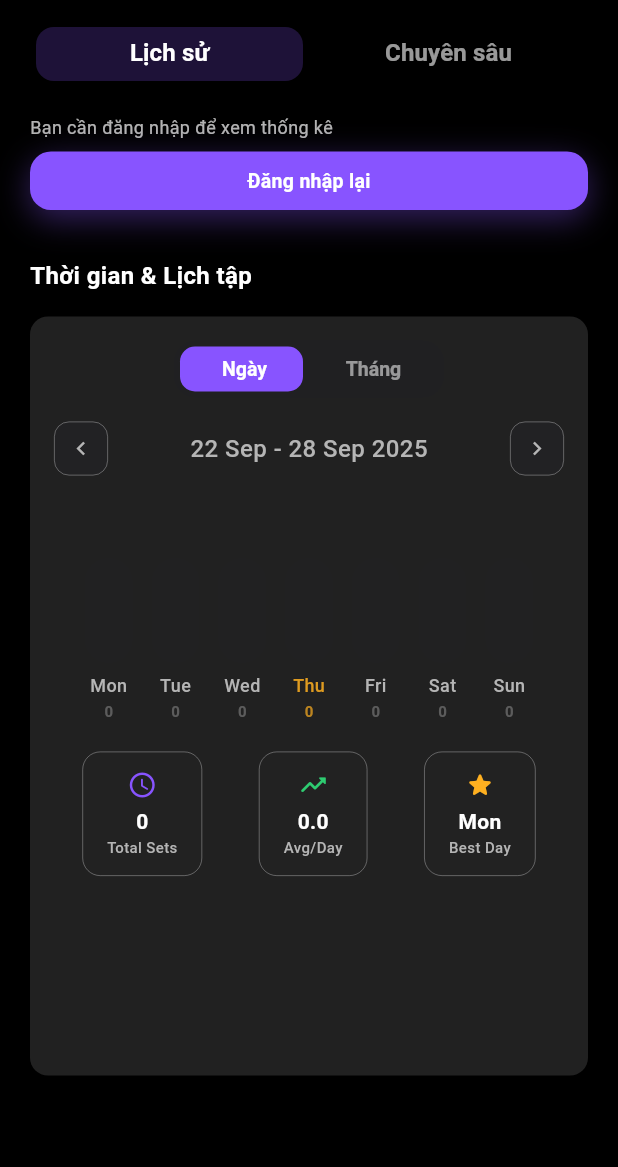
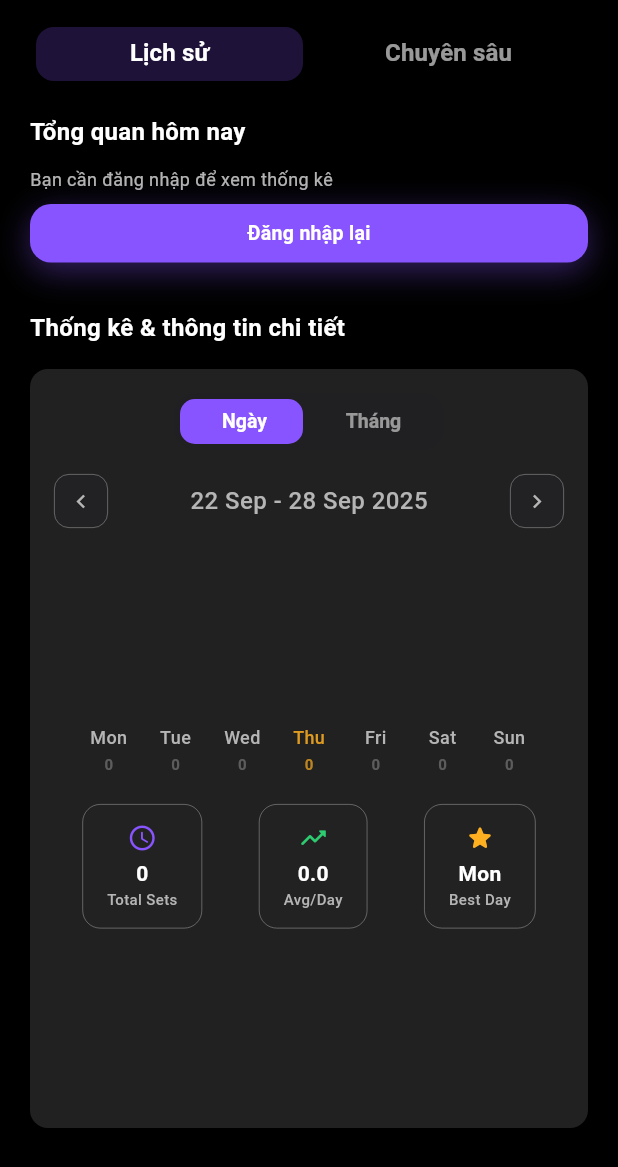
Before and after one commit to annguyen1407/DATN-GymForge, a Flutter app: the LogScreen screen opened directly, on a phone screen of 412 x 824 dp. Shown: the top 1167 px of the screen. Run offline on Flutter 3.47's test engine with Material 3 defaults, Android fonts, the phone set to English and light mode, and no system bars; our stand-ins replace flutter_dotenv, flutter_secure_storage, percent_indicator, shared_preferences, table_calendar; accounts and stored records are empty.

Commit message:
Show total workout time in daily stats and logs
Added support for displaying total workout time (in minutes) in daily exercise summaries, log screens, and the TodayStat widget. Adjusted data parsing in ExerciseLogRepository to handle both 'totalWorkoutTime' and 'totalWorkoutTimeMinutes' from the backend. Updated UI labels and improved validation for weight input in exercise configuration screens. Also improved Vietnamese translations and section headers for better clarity.

```diff
--- a/front-end-flutter/gym_app_v2/lib/repositories/exercise_log_repository.dart
+++ b/front-end-flutter/gym_app_v2/lib/repositories/exercise_log_repository.dart
@@ -17,6 +17,8 @@ class DailyExerciseLogSummary {
   final String? notes; // general note for that day (root 'notes')
   final List<Map<String, dynamic>>
   workoutExerciseLogsRaw; // raw logs for plan tab grouping
+  /// Tổng thời gian tập (phút) trong ngày – optional (backend có thể trả về totalWorkoutTime hoặc totalWorkoutTimeMinutes)
+  final int? totalWorkoutTimeMinutes;
 
   const DailyExerciseLogSummary({
     required this.date,
@@ -29,6 +31,7 @@ class DailyExerciseLogSummary {
     required this.height,
     required this.notes,
     required this.workoutExerciseLogsRaw,
+    required this.totalWorkoutTimeMinutes,
   });
 }
 
@@ -168,6 +171,15 @@ class ExerciseLogRepository {
       // Quyết định caloriesBurned: ưu tiên aggregate nếu có, nếu không có dùng per-exercise sum.
       final caloriesBurned = aggregateCalories ?? perExerciseCalories;
 
+      // total workout time: backend có thể cung cấp dưới các key khác nhau (seconds hoặc minutes)
+      int? totalWorkoutTimeMinutes;
+      if (first['totalWorkoutTimeMinutes'] is num) {
+        totalWorkoutTimeMinutes = (first['totalWorkoutTimeMinutes'] as num).round();
+      } else if (first['totalWorkoutTime'] is num) {
+        // giả định backend đang trả về phút (đồng nhất với điều chỉnh định dạng trước đó)
+        totalWorkoutTimeMinutes = (first['totalWorkoutTime'] as num).round();
+      }
+
       return DailyExerciseLogSummary(
         date: date,
         sessions: workoutDayIdOccurrences,
@@ -185,6 +197,7 @@ class ExerciseLogRepository {
         workoutExerciseLogsRaw: workoutExerciseLogs
             .whereType<Map<String, dynamic>>()
             .toList(growable: false),
+    totalWorkoutTimeMinutes: totalWorkoutTimeMinutes,
       );
     } catch (e, st) {
       AppLogger.error(
--- a/front-end-flutter/gym_app_v2/lib/screens/log/log_screen.dart
+++ b/front-end-flutter/gym_app_v2/lib/screens/log/log_screen.dart
@@ -301,12 +301,14 @@ class _LogScreenState extends State<LogScreen>
     return Column(
       crossAxisAlignment: CrossAxisAlignment.start,
       children: [
+        const _SectionHeader(title: 'Tổng quan hôm nay'),
+        const SizedBox(height: 12),
         AnimatedAppear(child: _buildTodayStatSection()),
         const SizedBox(height: 24),
         // (Đã bỏ cụm icon danh mục bài tập để giảm nhiễu giao diện)
         const SizedBox(height: 8),
         const Text(
-          'Thời gian & Lịch tập',
+          'Thống kê & thông tin chi tiết',
           style: TextStyle(
             color: Colors.white,
             fontWeight: FontWeight.bold,
@@ -521,17 +523,19 @@ class _LogScreenState extends State<LogScreen>
         exercisesCount: 0,
         calories: 0,
         caloriesIntake: 0,
-        circleLabel: 'Sessions',
+        circleLabel: 'Buổi tập',
         compact: true,
       );
     }
+    // Hiển thị số buổi tập (workout day distinct) thay vì tổng lượt (sessions)
     return TodayStat(
-      workoutSets: s.sessions,
+      workoutSets: s.uniqueSessions,
       exercisesCount: s.totalExercises,
       calories: s.caloriesBurned,
       caloriesIntake: s.caloriesIntake,
       points: null,
-      circleLabel: 'Sessions',
+      workoutTimeMinutes: s.totalWorkoutTimeMinutes,
+      circleLabel: 'Buổi tập',
       compact: true,
     );
   }
@@ -576,7 +580,7 @@ class _LogScreenState extends State<LogScreen>
                   padding: const EdgeInsets.symmetric(vertical: 24),
                   alignment: Alignment.center,
                   child: const Text(
-                    'No body metrics yet',
+                    'Chưa có chỉ số',
                     style: TextStyle(color: Colors.white54, fontSize: 13),
                   ),
                 )
@@ -621,12 +625,12 @@ class _LogScreenState extends State<LogScreen>
                 )
               else
                 const Text(
-                  'No metrics recorded',
+                  'Chưa có ghi nhận',
                   style: TextStyle(color: Colors.white54, fontSize: 12),
                 ),
               const SizedBox(height: 16),
               AppButton.primary(
-                label: 'Update Metrics',
+                label: 'Cập nhật chỉ số',
                 onPressed: () => _showBodyMetricsUpdateModal(context),
                 size: AppButtonSize.medium,
               ),
@@ -663,6 +667,24 @@ class _LogScreenState extends State<LogScreen>
   }
 }
 
+class _SectionHeader extends StatelessWidget {
+  final String title;
+  const _SectionHeader({required this.title});
+
+  @override
+  Widget build(BuildContext context) {
+    return Text(
+      title,
+      style: const TextStyle(
+        color: Colors.white,
+        fontWeight: FontWeight.bold,
+        fontSize: 16,
+        letterSpacing: .2,
+      ),
+    );
+  }
+}
+
 class _KeepAliveWrapper extends StatefulWidget {
   final Widget child;
   const _KeepAliveWrapper({required this.child});
```
Also changed, not shown: front-end-flutter/gym_app_v2/lib/screens/exercise/exercise_info_screen.dart (+10 -6 lines), front-end-flutter/gym_app_v2/lib/screens/workout/add_exercise/configure_exercise_screen.dart (+7 -3 lines), front-end-flutter/gym_app_v2/lib/screens/workout/exercise_detail_screen.dart (+6 -3 lines), front-end-flutter/gym_app_v2/lib/widgets/log_workout_time_card.dart (+9 -7 lines), front-end-flutter/gym_app_v2/lib/widgets/today_stat.dart (+25 -3 lines).
